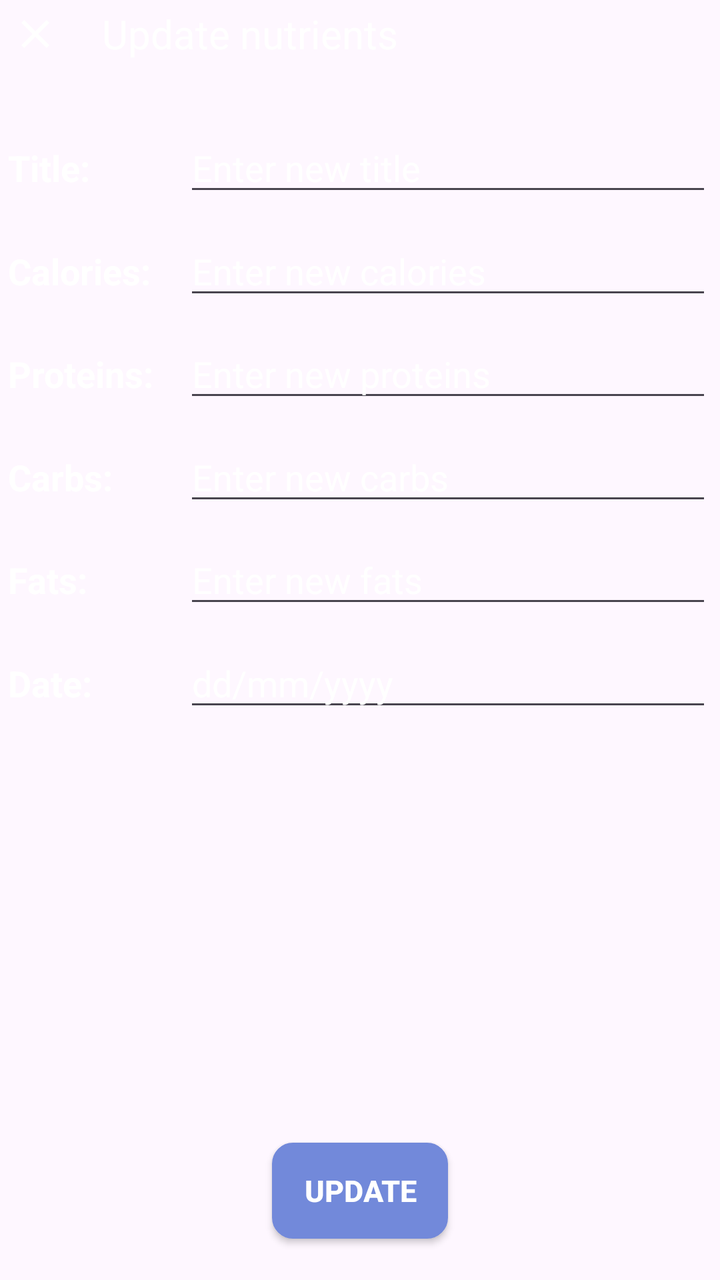
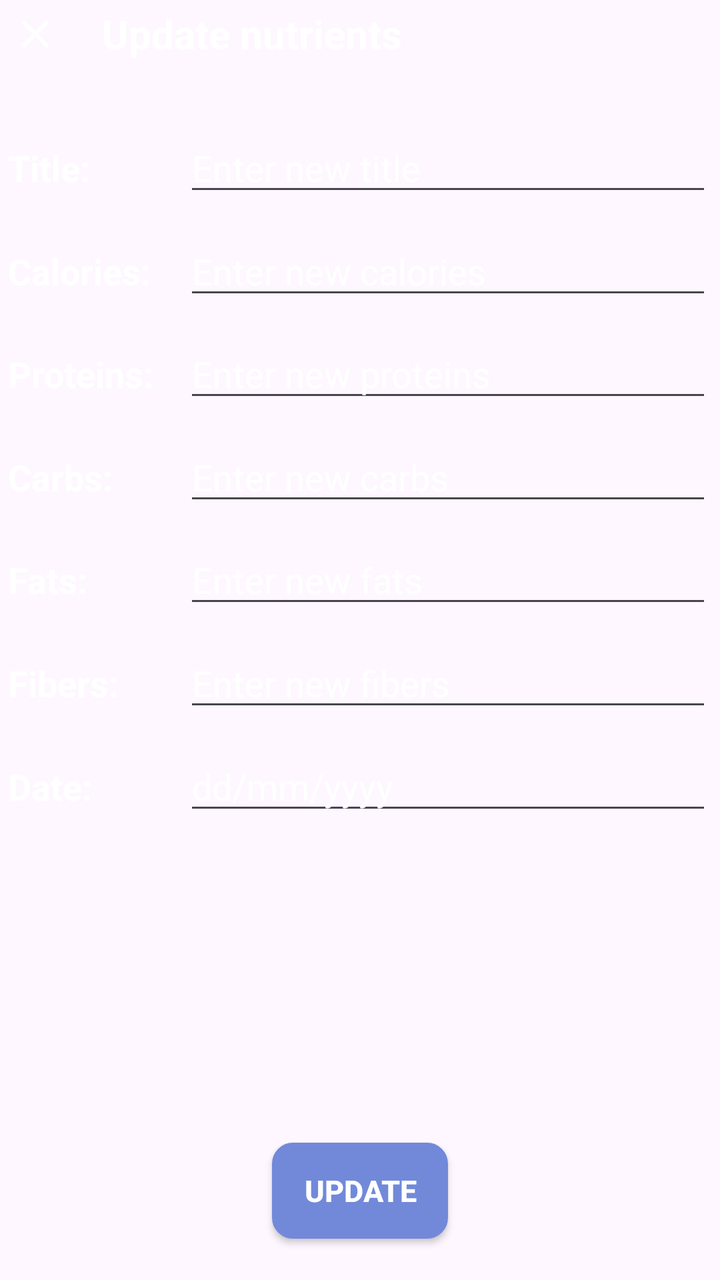

The first picture is an Android layout as it rendered before a commit; the second is the same layout after the commit. The layout source and the unified diff follow.
<!-- AndroidManifest.xml: application theme Theme.MyApplication -->
<!-- res/layout/fragment_update_food.xml -->
<?xml version="1.0" encoding="utf-8"?>
<FrameLayout xmlns:android="http://schemas.android.com/apk/res/android"
    xmlns:tools="http://schemas.android.com/tools"
    android:layout_width="match_parent"
    android:layout_height="match_parent"
    tools:context=".fragments.FoodUpdateFragment"

    android:paddingHorizontal="2pt"
    >

    <LinearLayout
        android:layout_width="match_parent"
        android:layout_height="wrap_content"

        android:orientation="horizontal"
        >

        <ImageButton
            android:id="@+id/btnCloseUpdateFood"

            android:layout_width="wrap_content"
            android:layout_height="wrap_content"

            android:paddingHorizontal="15sp"
            android:paddingVertical="5sp"

            android:src="@drawable/close"
            android:background="@android:color/transparent"

            android:layout_weight="1"
            />

        <TextView
            android:layout_width="match_parent"
            android:layout_height="wrap_content"

            android:layout_gravity="center"

            android:layout_marginStart="20sp"

            android:text="Update nutrients"
            android:textSize="20sp"
            android:textColor="@color/white"
            android:textStyle="normal"
            android:textAlignment="textStart"

            android:layout_weight="1"
            />

    </LinearLayout>

    <LinearLayout
        android:layout_width="match_parent"
        android:layout_height="wrap_content"

        android:orientation="horizontal"

        android:layout_marginTop="30pt"
        >

        <TextView
            android:layout_width="match_parent"
            android:layout_height="wrap_content"

            android:layout_weight="3"

            android:text="Title: "
            android:textSize="18sp"
            android:textColor="@color/white"
            android:textStyle="bold"
            />

        <EditText
            android:id="@+id/updateFoodTitle"

            android:layout_width="match_parent"
            android:layout_height="wrap_content"

            android:layout_weight="1"

            android:hint="Enter new title"
            android:textColorHint="@color/white"

            android:textColor="@color/white"
            android:textSize="18sp"
            />

    </LinearLayout>

    <LinearLayout
        android:layout_width="match_parent"
        android:layout_height="wrap_content"

        android:orientation="horizontal"

        android:layout_marginTop="55pt"
        >

        <TextView
            android:layout_width="match_parent"
            android:layout_height="wrap_content"

            android:layout_weight="3"

            android:text="Calories: "
            android:textSize="18sp"
            android:textColor="@color/white"
            android:textStyle="bold"
            />

        <EditText
            android:id="@+id/updateFoodCalories"

            android:layout_width="match_parent"
            android:layout_height="wrap_content"

            android:layout_weight="1"

            android:hint="Enter new calories"
            android:textColorHint="@color/white"

            android:textColor="@color/white"
            android:textSize="18sp"

            android:inputType="number"
            />

    </LinearLayout>

    <LinearLayout
        android:layout_width="match_parent"
        android:layout_height="wrap_content"

        android:orientation="horizontal"

        android:layout_marginTop="80pt"
        >

        <TextView
            android:layout_width="match_parent"
            android:layout_height="wrap_content"

            android:layout_weight="3"

            android:text="Proteins: "
            android:textSize="18sp"
            android:textColor="@color/white"
            android:textStyle="bold"
            />

        <EditText
            android:id="@+id/updateFoodProteins"

            android:layout_width="match_parent"
            android:layout_height="wrap_content"

            android:layout_weight="1"

            android:hint="Enter new proteins"
            android:textColorHint="@color/white"

            android:textColor="@color/white"
            android:textSize="18sp"

            android:inputType="number"
            />

    </LinearLayout>

    <LinearLayout
        android:layout_width="match_parent"
        android:layout_height="wrap_content"

        android:orientation="horizontal"

        android:layout_marginTop="105pt"
        >

        <TextView
            android:layout_width="match_parent"
            android:layout_height="wrap_content"

            android:layout_weight="3"

            android:text="Carbs: "
            android:textSize="18sp"
            android:textColor="@color/white"
            android:textStyle="bold"
            />

        <EditText
            android:id="@+id/updateFoodCarbs"

            android:layout_width="match_parent"
            android:layout_height="wrap_content"

            android:layout_weight="1"

            android:hint="Enter new carbs"
            android:textColorHint="@color/white"

            android:textColor="@color/white"
            android:textSize="18sp"

            android:inputType="number"
            />

    </LinearLayout>

    <LinearLayout
        android:layout_width="match_parent"
        android:layout_height="wrap_content"

        android:orientation="horizontal"

        android:layout_marginTop="130pt"
        >

        <TextView
            android:layout_width="match_parent"
            android:layout_height="wrap_content"

            android:layout_weight="3"

            android:text="Fats: "
            android:textSize="18sp"
            android:textColor="@color/white"
            android:textStyle="bold"
            />

        <EditText
            android:id="@+id/updateFoodFats"

            android:layout_width="match_parent"
            android:layout_height="wrap_content"

            android:layout_weight="1"

            android:hint="Enter new fats"
            android:textColorHint="@color/white"

            android:textColor="@color/white"
            android:textSize="18sp"

            android:inputType="number"
            />

    </LinearLayout>

    <LinearLayout
        android:layout_width="match_parent"
        android:layout_height="wrap_content"

        android:orientation="horizontal"

        android:layout_marginTop="155pt"
        >

        <TextView
            android:layout_width="match_parent"
            android:layout_height="wrap_content"

            android:layout_weight="3"

            android:text="Date: "
            android:textSize="18sp"
            android:textColor="@color/white"
            android:textStyle="bold"
            />

        <EditText
            android:id="@+id/updateFoodDate"

            android:layout_width="match_parent"
            android:layout_height="wrap_content"

            android:layout_weight="1"

            android:hint="dd/mm/yyyy"
            android:textColorHint="@color/white"

            android:textColor="@color/white"
            android:textSize="18sp"

            android:inputType="date"
            android:maxLength="10"
            />

    </LinearLayout>

    <androidx.appcompat.widget.AppCompatButton
        android:id="@+id/updateFoodBtn"

        android:layout_width="wrap_content"
        android:layout_height="wrap_content"

        android:layout_marginBottom="10pt"

        android:layout_gravity="bottom|center"

        android:text="UPDATE"
        android:textStyle="bold"
        android:textColor="@color/white"
        android:textSize="15sp"

        android:background="@drawable/main_button"
        android:backgroundTint="@color/discord_blue"
        />

</FrameLayout>
<!-- resources referenced by this layout -->
<resources>
  <color name="discord_blue">#7289da</color>
  <color name="white">#FFFFFFFF</color>
  <!-- drawable close (drawable) -->
  <vector
      xmlns:android="http://schemas.android.com/apk/res/android"
      android:height="24dp"
      android:tint="@color/white"
      android:viewportHeight="24"
      android:viewportWidth="24"
      android:width="24dp">
        
      <path
          android:fillColor="@android:color/white"
          android:pathData="M19,6.41L17.59,5 12,10.59 6.41,5 5,6.41 10.59,12 5,17.59 6.41,19 12,13.41 17.59,19 19,17.59 13.41,12z"/>
      
  </vector>
  <!-- drawable main_button (drawable) -->
  <?xml version="1.0" encoding="utf-8"?>
  <shape xmlns:android="http://schemas.android.com/apk/res/android">
      <solid android:color="@color/discord_blue"/>
      <stroke
          android:width="3px"
          android:color="@color/black"
          />
      <corners
          android:radius="10dp"
          />
  </shape>
  <style name="Theme.MyApplication" parent="android:Theme.Material.Light.NoActionBar" />
  <color name="black">#FF000000</color>
</resources>

<!-- the commit's change to res/layout/fragment_update_food.xml (unified diff, before → after) -->
@@ -41,7 +41,7 @@
             android:text="Update nutrients"
             android:textSize="20sp"
             android:textColor="@color/white"
-            android:textStyle="normal"
+            android:textStyle="bold"
             android:textAlignment="textStart"
 
             android:layout_weight="1"
@@ -254,6 +254,46 @@
         android:orientation="horizontal"
 
         android:layout_marginTop="155pt"
+        >
+
+        <TextView
+            android:layout_width="match_parent"
+            android:layout_height="wrap_content"
+
+            android:layout_weight="3"
+
+            android:text="Fibers: "
+            android:textSize="18sp"
+            android:textColor="@color/white"
+            android:textStyle="bold"
+            />
+
+        <EditText
+            android:id="@+id/updateFoodFiber"
+
+            android:layout_width="match_parent"
+            android:layout_height="wrap_content"
+
+            android:layout_weight="1"
+
+            android:hint="Enter new fibers"
+            android:textColorHint="@color/white"
+
+            android:textColor="@color/white"
+            android:textSize="18sp"
+
+            android:inputType="number"
+            />
+
+    </LinearLayout>
+
+    <LinearLayout
+        android:layout_width="match_parent"
+        android:layout_height="wrap_content"
+
+        android:orientation="horizontal"
+
+        android:layout_marginTop="180pt"
         >
 
         <TextView
